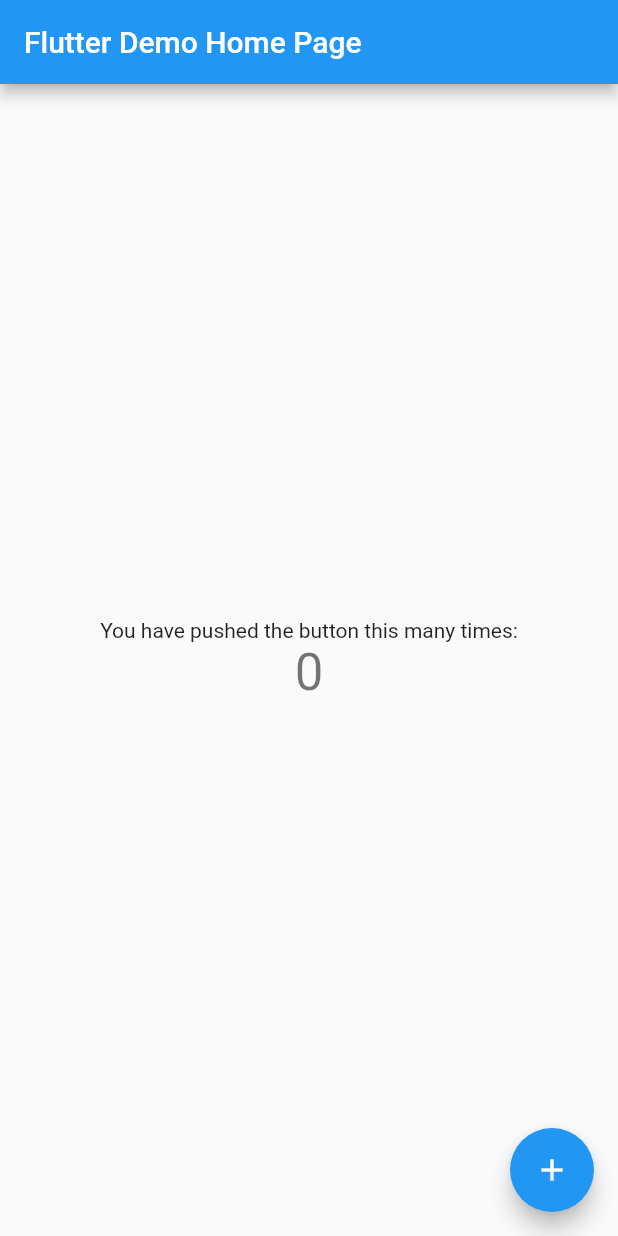
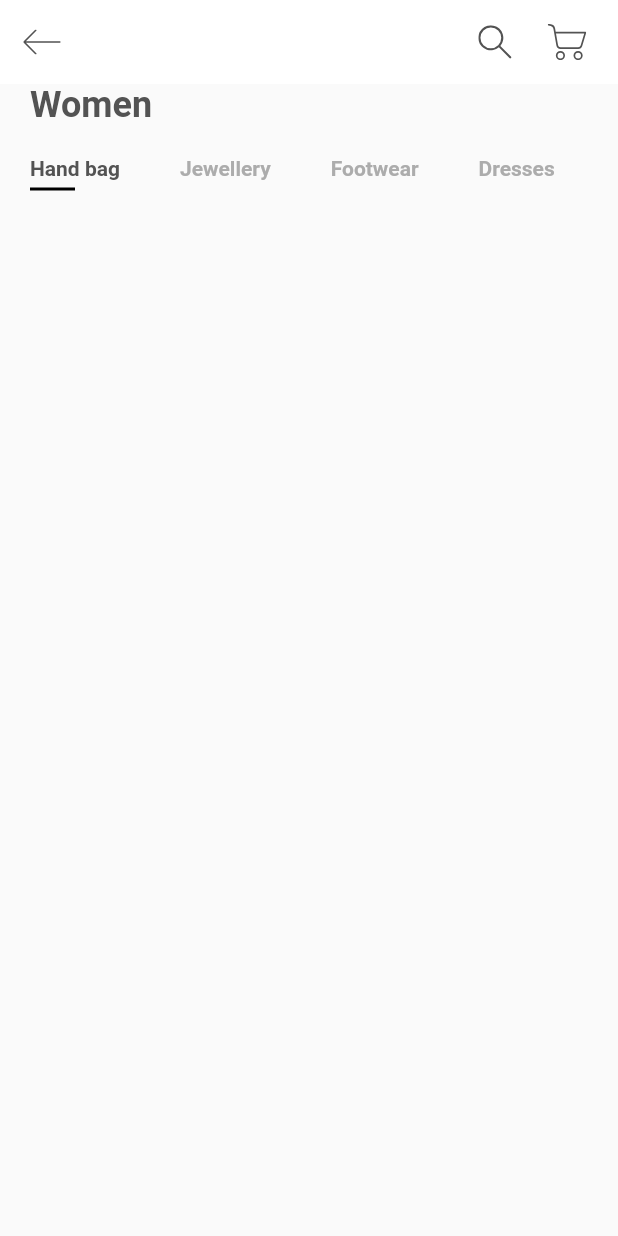
Before and after one commit to zaenury/online-shop, a Flutter app: the screen it shows after launch, on a phone screen of 412 x 824 dp. Run offline on Flutter 3.47's test engine with Material 2 defaults, Android fonts, the light colour scheme and no system bars; our stand-ins replace flutter_svg.

Commit message:
add images, constant, model & categories

```diff
--- /dev/null
+++ b/lib/constants.dart
@@ -0,0 +1,6 @@
+import 'package:flutter/material.dart';
+
+const kTextColor = Color(0xFF535353);
+const kTextLightColor = Color(0xFFACACAC);
+
+const kDefaultPadding = 20.0;
--- a/lib/main.dart
+++ b/lib/main.dart
@@ -1,4 +1,6 @@
 import 'package:flutter/material.dart';
+import 'package:online_shop_app/constants.dart';
+import 'package:online_shop_app/screens/home/home_screen.dart';
 
 void main() {
   runApp(MyApp());
@@ -9,105 +11,13 @@
   @override
   Widget build(BuildContext context) {
     return MaterialApp(
+      debugShowCheckedModeBanner: false,
       title: 'Flutter Demo',
       theme: ThemeData(
-        // This is the theme of your application.
-        //
-        // Try running your application with "flutter run". You'll see the
-        // application has a blue toolbar. Then, without quitting the app, try
-        // changing the primarySwatch below to Colors.green and then invoke
-        // "hot reload" (press "r" in the console where you ran "flutter run",
-        // or simply save your changes to "hot reload" in a Flutter IDE).
-        // Notice that the counter didn't reset back to zero; the application
-        // is not restarted.
-        primarySwatch: Colors.blue,
+        textTheme: Theme.of(context).textTheme.apply(bodyColor: kTextColor),
+        visualDensity: VisualDensity.adaptivePlatformDensity,
       ),
-      home: MyHomePage(title: 'Flutter Demo Home Page'),
+      home: HomeScreen(),
     );
   }
 }
-
-class MyHomePage extends StatefulWidget {
-  MyHomePage({Key key, this.title}) : super(key: key);
-
-  // This widget is the home page of your application. It is stateful, meaning
-  // that it has a State object (defined below) that contains fields that affect
-  // how it looks.
-
-  // This class is the configuration for the state. It holds the values (in this
-  // case the title) provided by the parent (in this case the App widget) and
-  // used by the build method of the State. Fields in a Widget subclass are
-  // always marked "final".
-
-  final String title;
-
-  @override
-  _MyHomePageState createState() => _MyHomePageState();
-}
-
-class _MyHomePageState extends State<MyHomePage> {
-  int _counter = 0;
-
-  void _incrementCounter() {
-    setState(() {
-      // This call to setState tells the Flutter framework that something has
-      // changed in this State, which causes it to rerun the build method below
-      // so that the display can reflect the updated values. If we changed
-      // _counter without calling setState(), then the build method would not be
-      // called again, and so nothing would appear to happen.
-      _counter++;
-    });
-  }
-
-  @override
-  Widget build(BuildContext context) {
-    // This method is rerun every time setState is called, for instance as done
-    // by the _incrementCounter method above.
-    //
-    // The Flutter framework has been optimized to make rerunning build methods
-    // fast, so that you can just rebuild anything that needs updating rather
-    // than having to individually change instances of widgets.
-    return Scaffold(
-      appBar: AppBar(
-        // Here we take the value from the MyHomePage object that was created by
-        // the App.build method, and use it to set our appbar title.
-        title: Text(widget.title),
-      ),
-      body: Center(
-        // Center is a layout widget. It takes a single child and positions it
-        // in the middle of the parent.
-        child: Column(
-          // Column is also a layout widget. It takes a list of children and
-          // arranges them vertically. By default, it sizes itself to fit its
-          // children horizontally, and tries to be as tall as its parent.
-          //
-          // Invoke "debug painting" (press "p" in the console, choose the
-          // "Toggle Debug Paint" action from the Flutter Inspector in Android
-          // Studio, or the "Toggle Debug Paint" command in Visual Studio Code)
-          // to see the wireframe for each widget.
-          //
-          // Column has various properties to control how it sizes itself and
-          // how it positions its children. Here we use mainAxisAlignment to
-          // center the children vertically; the main axis here is the vertical
-          // axis because Columns are vertical (the cross axis would be
-          // horizontal).
-          mainAxisAlignment: MainAxisAlignment.center,
-          children: <Widget>[
-            Text(
-              'You have pushed the button this many times:',
-            ),
-            Text(
-              '$_counter',
-              style: Theme.of(context).textTheme.headline4,
-            ),
-          ],
-        ),
-      ),
-      floatingActionButton: FloatingActionButton(
-        onPressed: _incrementCounter,
-        tooltip: 'Increment',
-        child: Icon(Icons.add),
-      ), // This trailing comma makes auto-formatting nicer for build methods.
-    );
-  }
-}
--- /dev/null
+++ b/lib/screens/home/components/body.dart
@@ -0,0 +1,26 @@
+import 'package:flutter/material.dart';
+import 'package:online_shop_app/constants.dart';
+
+import 'categories.dart';
+
+class Body extends StatelessWidget {
+  @override
+  Widget build(BuildContext context) {
+    return Column(
+      crossAxisAlignment: CrossAxisAlignment.start,
+      children: [
+        Padding(
+          padding: const EdgeInsets.symmetric(horizontal: kDefaultPadding),
+          child: Text(
+            "Women",
+            style: Theme.of(context)
+                .textTheme
+                .headline5
+                .copyWith(fontWeight: FontWeight.bold),
+          ),
+        ),
+        Categories(),
+      ],
+    );
+  }
+}
--- /dev/null
+++ b/lib/screens/home/components/categories.dart
@@ -0,0 +1,60 @@
+// we need statefull widget for our categories
+
+import 'package:flutter/material.dart';
+
+import '../../../constants.dart';
+
+class Categories extends StatefulWidget {
+  @override
+  _CategoriesState createState() => _CategoriesState();
+}
+
+class _CategoriesState extends State<Categories> {
+  List<String> categories = ["Hand bag", "Jewellery", "Footwear", "Dresses"];
+  //By default our first item will be selected
+  int selectedIndex = 0;
+  @override
+  Widget build(BuildContext context) {
+    return Padding(
+      padding: const EdgeInsets.symmetric(vertical: kDefaultPadding),
+      child: SizedBox(
+        height: 25,
+        child: ListView.builder(
+          scrollDirection: Axis.horizontal,
+          itemCount: categories.length,
+          itemBuilder: (context, index) => buildCategory(index),
+        ),
+      ),
+    );
+  }
+
+  Widget buildCategory(int index) {
+    return GestureDetector(
+      onTap: () {
+        setState(() {
+          selectedIndex = index;
+        });
+      },
+      child: Padding(
+        padding: const EdgeInsets.symmetric(horizontal: kDefaultPadding),
+        child: Column(
+          crossAxisAlignment: CrossAxisAlignment.start,
+          children: [
+            Text(
+              categories[index],
+              style: TextStyle(
+                  fontWeight: FontWeight.bold,
+                  color: selectedIndex == index ? kTextColor : kTextLightColor),
+            ),
+            Container(
+              margin: EdgeInsets.only(top: kDefaultPadding / 4),
+              height: 2,
+              width: 30,
+              color: selectedIndex == index ? Colors.black : Colors.transparent,
+            )
+          ],
+        ),
+      ),
+    );
+  }
+}
--- /dev/null
+++ b/lib/screens/home/home_screen.dart
@@ -0,0 +1,47 @@
+import 'package:flutter/material.dart';
+import 'package:flutter_svg/svg.dart';
+import 'package:online_shop_app/constants.dart';
+
+import 'components/body.dart';
+
+class HomeScreen extends StatelessWidget {
+  @override
+  Widget build(BuildContext context) {
+    return Scaffold(
+      appBar: buildAppBar(),
+      body: Body(),
+    );
+  }
+
+  AppBar buildAppBar() {
+    return AppBar(
+      backgroundColor: Colors.white,
+      elevation: 0,
+      leading: IconButton(
+        icon: SvgPicture.asset("assets/icons/back.svg"),
+        onPressed: () {},
+      ),
+      actions: [
+        IconButton(
+          onPressed: () {},
+          icon: SvgPicture.asset(
+            "assets/icons/search.svg",
+            // by default icon color is white
+            color: kTextColor,
+          ),
+        ),
+        IconButton(
+          onPressed: () {},
+          icon: SvgPicture.asset(
+            "assets/icons/cart.svg",
+            // by default icon color is white
+            color: kTextColor,
+          ),
+        ),
+        SizedBox(
+          width: kDefaultPadding / 2,
+        ),
+      ],
+    );
+  }
+}
```
Also changed, not shown: lib/models/Product.dart (added, +71 -0 lines), pubspec.yaml (+5 -14 lines), assets/icons/add_to_cart.svg (added), assets/icons/back.svg (added), assets/icons/bag_1.svg (added), assets/icons/cart.svg (added), assets/icons/heart.svg (added), assets/icons/search.svg (added), assets/images/bag_1.png (added), assets/images/bag_2.png (added), assets/images/bag_3.png (added), assets/images/bag_4.png (added), assets/images/bag_5.png (added), assets/images/bag_6.png (added), 1 more files.
